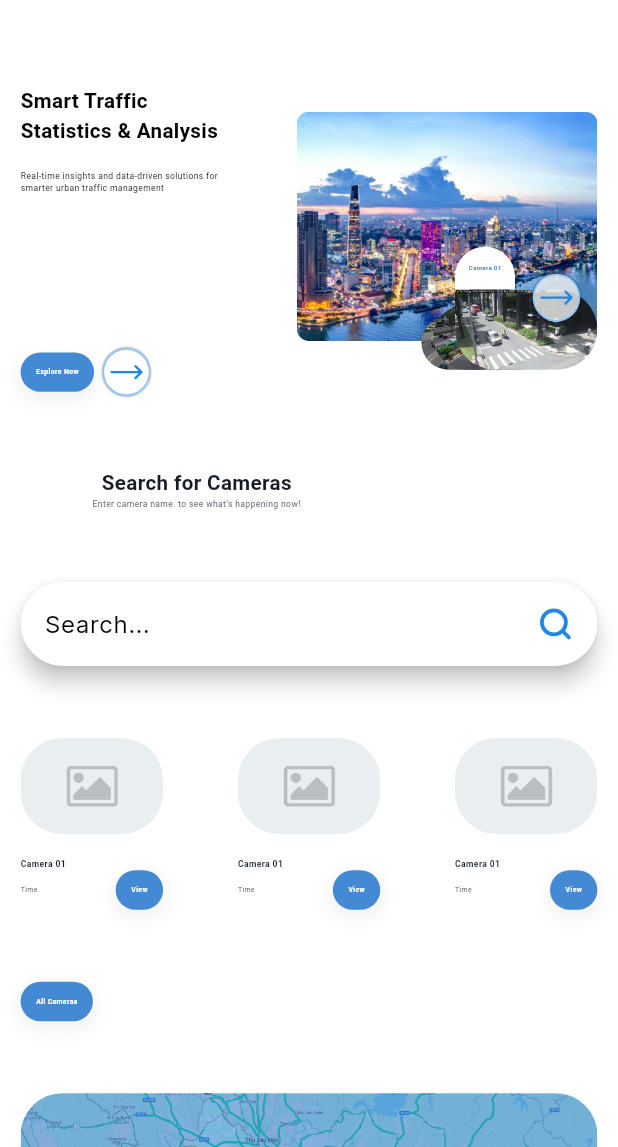
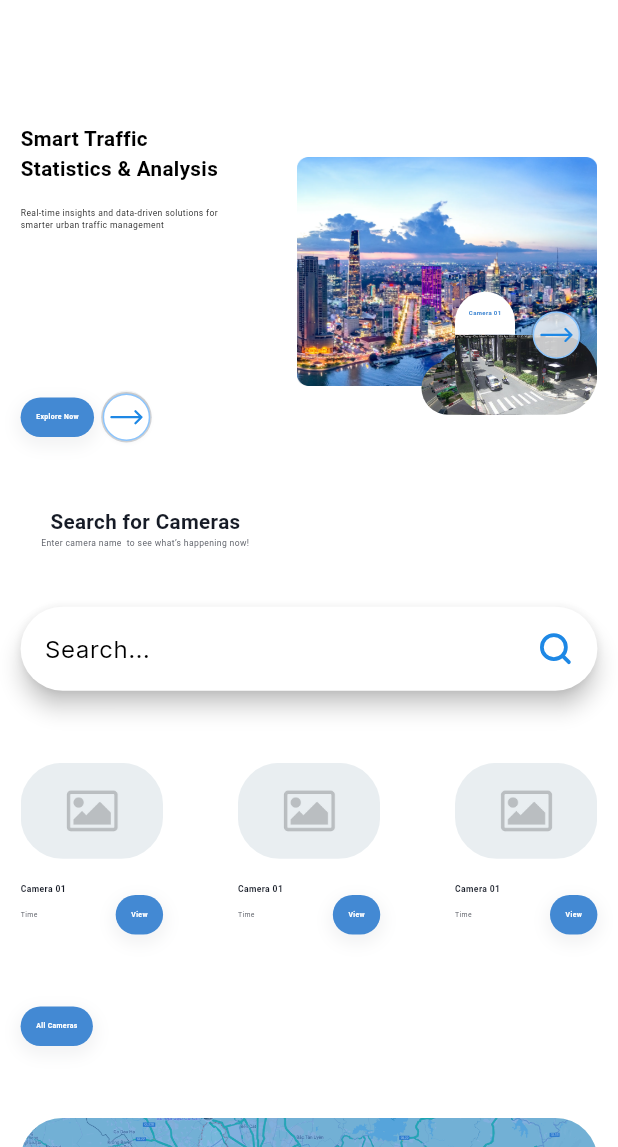
Before and after one commit to TranChinh03/dextra, a Flutter app: the HomeScreen screen opened directly, after a tap on "Change theme", on a phone screen of 412 x 824 dp, the part 89-1236 px from its top. Run offline on Flutter 3.47's test engine with Material 3 defaults, Android fonts, the light colour scheme and no system bars; drawn by our look-alikes of flutter_easyloading; our stand-ins replace dio, easy_localization, equatable, flutter_bloc, flutter_screenutil, flutter_svg and 3 more.

Commit message:
refactor code

```diff
--- a/lib/presentation/modules/commons/user/widgets/home_widget.dart
+++ b/lib/presentation/modules/commons/user/widgets/home_widget.dart
@@ -31,7 +31,10 @@ class _HomeWidgetState extends State<HomeWidget> {
     return SizedBox(
       width: double.infinity,
       child: SingleChildScrollView(
-        padding: EdgeInsets.all(AppSpacing.rem600.w),
+        padding: EdgeInsets.symmetric(
+          horizontal: AppSpacing.rem600.w,
+          vertical: AppSpacing.rem600.h,
+        ),
         child: Column(
           crossAxisAlignment: CrossAxisAlignment.start,
           children: [
--- a/lib/presentation/modules/commons/user/widgets/statistic/statistic_widget.dart
+++ b/lib/presentation/modules/commons/user/widgets/statistic/statistic_widget.dart
@@ -24,7 +24,10 @@ class _StatisticWidgetState extends State<StatisticWidget> {
     return SizedBox(
       width: double.infinity,
       child: SingleChildScrollView(
-        padding: EdgeInsets.all(AppSpacing.rem600.w),
+        padding: EdgeInsets.symmetric(
+          horizontal: AppSpacing.rem600.w,
+          vertical: AppSpacing.rem600.h,
+        ),
         child: Column(
           children: [
             Row(
--- a/lib/presentation/modules/commons/widgets/button/common_arrow_button.dart
+++ b/lib/presentation/modules/commons/widgets/button/common_arrow_button.dart
@@ -70,8 +70,9 @@ class CommonArrowButton extends StatelessWidget {
             ],
           ),
           padding: padding ??
-              EdgeInsets.all(
-                AppSpacing.rem125.w,
+              EdgeInsets.symmetric(
+                horizontal: AppSpacing.rem125.w,
+                vertical: AppSpacing.rem125.h,
               ),
           child: Center(
             child: SvgPicture.asset(
--- a/lib/presentation/modules/commons/widgets/card/common_statistic_card.dart
+++ b/lib/presentation/modules/commons/widgets/card/common_statistic_card.dart
@@ -64,7 +64,10 @@ class CommonStatisticCard extends StatelessWidget {
           SizedBox(
             width: AppSpacing.rem6250.w * 0.75,
             child: Padding(
-              padding: EdgeInsets.all(AppSpacing.rem450.h),
+              padding: EdgeInsets.symmetric(
+                horizontal: AppSpacing.rem450.w,
+                vertical: AppSpacing.rem450.h,
+              ),
               child: Column(
                 crossAxisAlignment: CrossAxisAlignment.start,
                 mainAxisAlignment: MainAxisAlignment.center,
--- a/lib/presentation/modules/commons/widgets/text/common_heading.dart
+++ b/lib/presentation/modules/commons/widgets/text/common_heading.dart
@@ -35,7 +35,10 @@ class CommonHeading extends StatelessWidget {
 
     return Container(
       margin: margin,
-      padding: padding ?? EdgeInsets.all(AppSpacing.rem600),
+      padding: padding ?? EdgeInsets.symmetric(
+        vertical: AppSpacing.rem600.h,
+        horizontal: AppSpacing.rem600.w,
+      ),
       child: Column(
         children: [
           CommonText(
```
